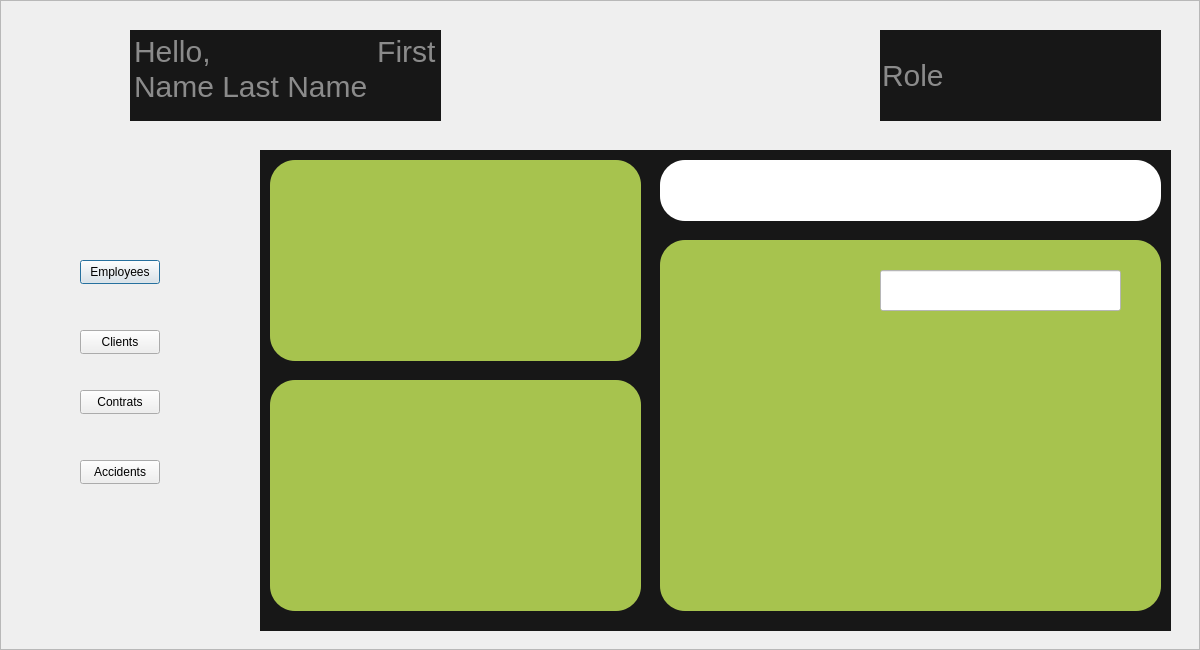
Above: Ripple/dashboard.ui from Rzouga01/Qt-Project before the change. Below: the same form after it.
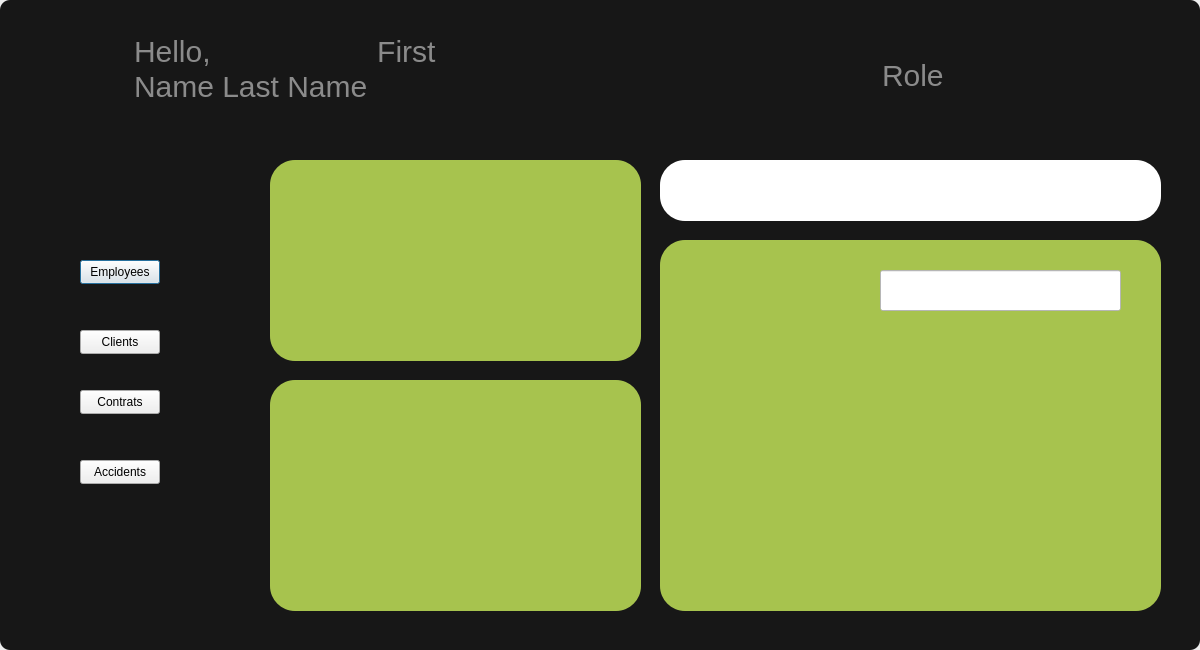
That is the form after the change. Icons and pictures are not drawn.

Commit message: fixed bg color

```diff
--- a/Ripple/dashboard.ui
+++ b/Ripple/dashboard.ui
@@ -14,7 +14,11 @@
    <string>Dialog</string>
   </property>
   <property name="styleSheet">
-   <string notr="true"/>
+   <string notr="true">QFrame {
+         background-color:#171717;
+         border-radius: 10px;
+     }
+   </string>
   </property>
   <widget class="QFrame" name="frame">
    <property name="geometry">
```
The commit also changes 22 other files.
